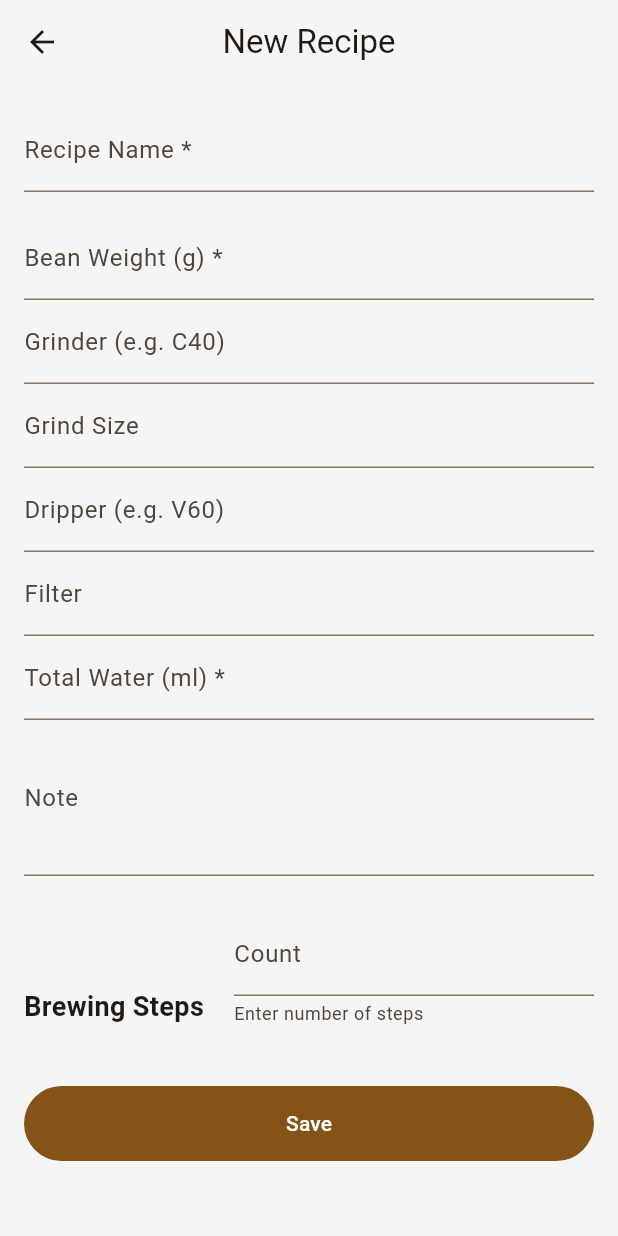
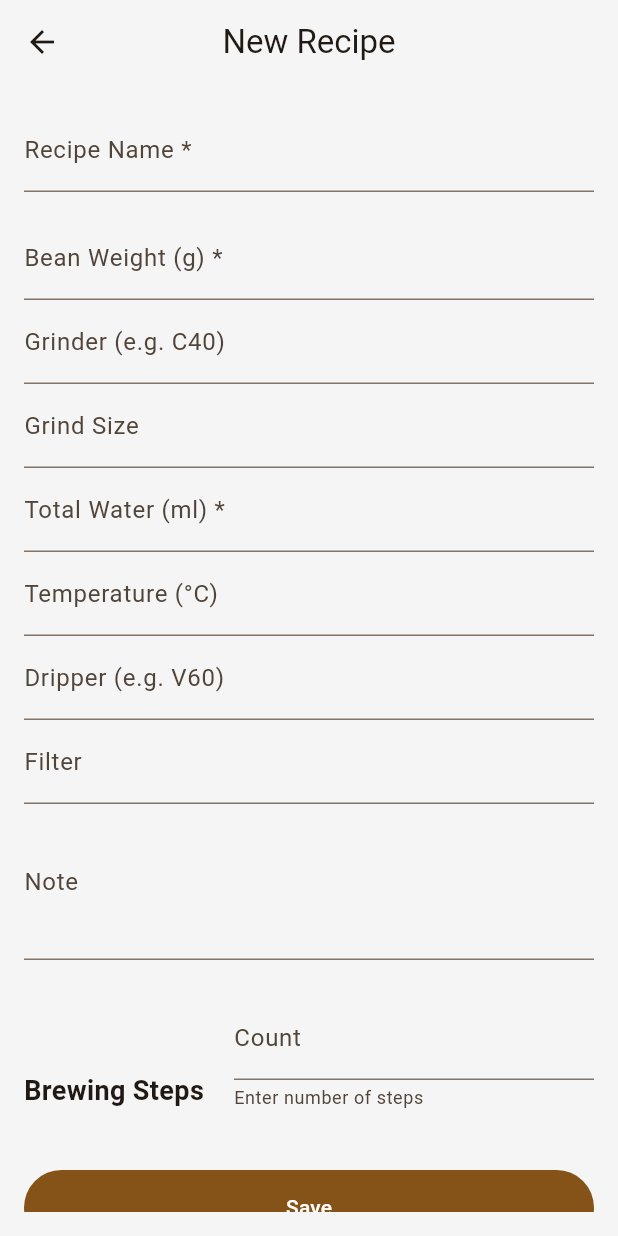
Before and after one commit to popotogis/drip-logger, a Flutter app: the RecipeEditScreen screen opened directly, on a phone screen of 412 x 824 dp. Run offline on Flutter 3.47's test engine with Material 3 defaults, Android fonts, the phone set to English and light mode, and no system bars; our stand-ins replace flutter_riverpod, flutter_slidable, sembast, sembast_web, shared_preferences; missing offline and left inert: file_saver; accounts and stored records are empty.

Commit message:
feat: レシピ編集画面に湯温項目を追加し、UIの並び順を改善
- 編集画面に不足していた「Temperature」入力欄を追加
- 「Dripper」と「Filter」を「Total Water」「Temperature」の下に移動し、数値項目と器具項目をグループ化
- 重要なパラメータ（豆・湯・温度）へのアクセス性を向上

```diff
--- a/lib/screens/recipe_edit_screen.dart
+++ b/lib/screens/recipe_edit_screen.dart
@@ -26,6 +26,7 @@ class _RecipeEditScreenState extends State<RecipeEditScreen> {
   late String _dripper;
   late String _filter;
   late double _totalWaterAmount;
+  double? _temperature;
   late String _note;
 
   // 抽出ステップのリスト
@@ -43,6 +44,7 @@ class _RecipeEditScreenState extends State<RecipeEditScreen> {
       _dripper = r.dripper ?? '';
       _filter = r.filter ?? '';
       _totalWaterAmount = r.totalWaterAmount;
+      _temperature = r.temperature;
       _note = r.note ?? '';
       // リストはコピーを作成して、編集中の変更が元データに即座に影響しないようにする
       _steps = List.from(r.steps);
@@ -54,6 +56,7 @@ class _RecipeEditScreenState extends State<RecipeEditScreen> {
       _dripper = '';
       _filter = '';
       _totalWaterAmount = 0;
+      _temperature = null;
       _note = '';
       _steps = [];
     }
@@ -124,6 +127,7 @@ class _RecipeEditScreenState extends State<RecipeEditScreen> {
       grindSize: _grindSize,
       dripper: _dripper.isEmpty ? null : _dripper,
       filter: _filter.isEmpty ? null : _filter,
+      temperature: _temperature,
       totalWaterAmount: _totalWaterAmount,
       note: _note,
       steps: _steps,
@@ -220,6 +224,25 @@ class _RecipeEditScreenState extends State<RecipeEditScreen> {
                   onSaved: (value) => _grindSize = value ?? '',
                 ),
                 TextFormField(
+                  initialValue:
+                      _totalWaterAmount > 0 ? _totalWaterAmount.toString() : '',
+                  decoration:
+                      const InputDecoration(labelText: 'Total Water (ml) *'),
+                  keyboardType: TextInputType.number,
+                  validator: (value) =>
+                      (value == null || value.isEmpty) ? 'Required' : null,
+                  onSaved: (value) =>
+                      _totalWaterAmount = double.tryParse(value ?? '') ?? 0,
+                ),
+                TextFormField(
+                  initialValue: _temperature?.toString() ?? '',
+                  decoration:
+                      const InputDecoration(labelText: 'Temperature (°C)'),
+                  keyboardType: TextInputType.number,
+                  onSaved: (value) =>
+                      _temperature = double.tryParse(value ?? ''),
+                ),
+                TextFormField(
                   initialValue: _dripper,
                   decoration:
                       const InputDecoration(labelText: 'Dripper (e.g. V60)'),
@@ -229,17 +252,6 @@ class _RecipeEditScreenState extends State<RecipeEditScreen> {
                   initialValue: _filter,
                   decoration: const InputDecoration(labelText: 'Filter'),
                   onSaved: (value) => _filter = value ?? '',
-                ),
-                TextFormField(
-                  initialValue:
-                      _totalWaterAmount > 0 ? _totalWaterAmount.toString() : '',
-                  decoration:
-                      const InputDecoration(labelText: 'Total Water (ml) *'),
-                  keyboardType: TextInputType.number,
-                  validator: (value) =>
-                      (value == null || value.isEmpty) ? 'Required' : null,
-                  onSaved: (value) =>
-                      _totalWaterAmount = double.tryParse(value ?? '') ?? 0,
                 ),
                 TextFormField(
                   initialValue: _note,
```
Also changed, not shown: 1 other file.
